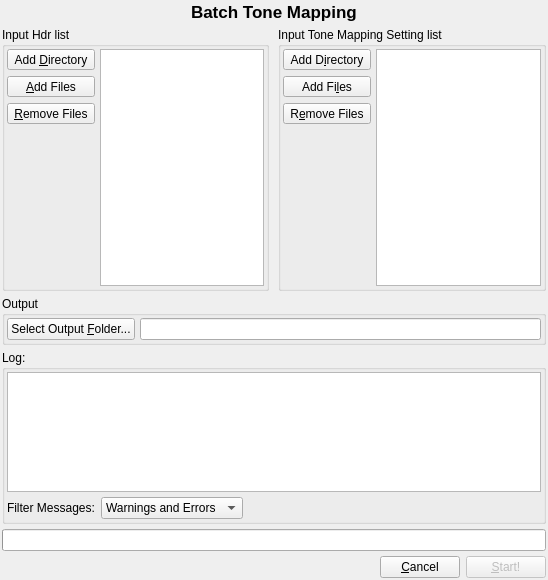
Before: the Qt Designer form forms/batch_dialog.ui in LuminanceHDR/LuminanceHDR, drawn with Qt 5.
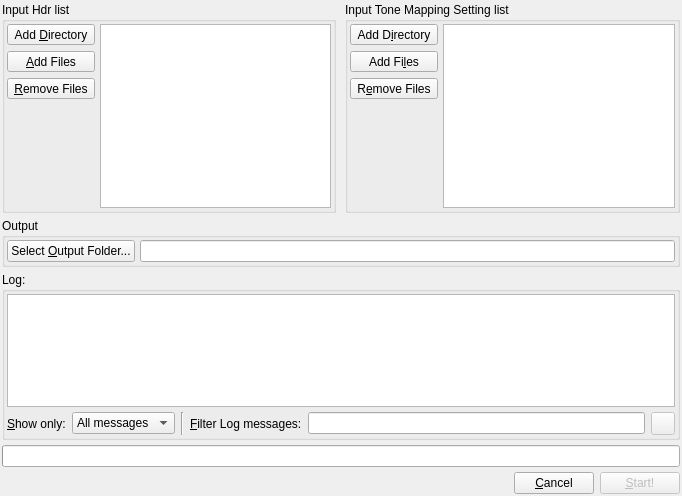
After: the same form once the commit is applied. Icons and pictures are not drawn.

Commit message: completed batch dialog (log and beautification), removed extra title in copy-exif dialog.

The edit to the form file:
```diff
--- a/forms/batch_dialog.ui
+++ b/forms/batch_dialog.ui
@@ -5,8 +5,8 @@
    <rect>
     <x>0</x>
     <y>0</y>
-    <width>548</width>
-    <height>580</height>
+    <width>682</width>
+    <height>496</height>
    </rect>
   </property>
   <property name="windowTitle" >
@@ -22,52 +22,6 @@
    <property name="spacing" >
     <number>5</number>
    </property>
-   <item>
-    <layout class="QHBoxLayout" >
-     <property name="margin" >
-      <number>0</number>
-     </property>
-     <property name="spacing" >
-      <number>6</number>
-     </property>
-     <item>
-      <spacer>
-       <property name="orientation" >
-        <enum>Qt::Horizontal</enum>
-       </property>
-       <property name="sizeHint" >
-        <size>
-         <width>40</width>
-         <height>20</height>
-        </size>
-       </property>
-      </spacer>
-     </item>
-     <item>
-      <widget class="QLabel" name="label_3" >
-       <property name="text" >
-        <string>&lt;html>&lt;head>&lt;meta name="qrichtext" content="1" />&lt;style type="text/css">
-p, li { white-space: pre-wrap; }
-&lt;/style>&lt;/head>&lt;body style=" font-family:'Sans Serif'; font-size:9pt; font-weight:400; font-style:normal; text-decoration:none;">
-&lt;p style=" margin-top:0px; margin-bottom:0px; margin-left:0px; margin-right:0px; -qt-block-indent:0; text-indent:0px;">&lt;span style=" font-size:13pt; font-weight:600;">Batch Tone Mapping&lt;/span>&lt;/p>&lt;/body>&lt;/html></string>
-       </property>
-      </widget>
-     </item>
-     <item>
-      <spacer>
-       <property name="orientation" >
-        <enum>Qt::Horizontal</enum>
-       </property>
-       <property name="sizeHint" >
-        <size>
-         <width>40</width>
-         <height>20</height>
-        </size>
-       </property>
-      </spacer>
-     </item>
-    </layout>
-   </item>
    <item>
     <layout class="QHBoxLayout" >
      <property name="margin" >
@@ -342,7 +296,7 @@
       <item>
        <widget class="QPushButton" name="out_folder_Button" >
         <property name="text" >
-         <string>Select Output &amp;Folder...</string>
+         <string>Select &amp;Output Folder...</string>
         </property>
        </widget>
       </item>
@@ -372,7 +326,7 @@
        <widget class="QListView" name="Log_Widget" >
         <property name="sizePolicy" >
          <sizepolicy>
-          <hsizetype>7</hsizetype>
+          <hsizetype>5</hsizetype>
           <vsizetype>4</vsizetype>
           <horstretch>0</horstretch>
           <verstretch>0</verstretch>
@@ -387,11 +341,14 @@
         <property name="toolTip" >
          <string>Batch operations report.</string>
         </property>
+        <property name="editTriggers" >
+         <set>QAbstractItemView::NoEditTriggers</set>
+        </property>
         <property name="selectionMode" >
-         <enum>QAbstractItemView::NoSelection</enum>
+         <enum>QAbstractItemView::ContiguousSelection</enum>
         </property>
-        <property name="selectionBehavior" >
-         <enum>QAbstractItemView::SelectRows</enum>
+        <property name="resizeMode" >
+         <enum>QListView::Adjust</enum>
         </property>
         <property name="wordWrap" >
          <bool>true</bool>
@@ -407,54 +364,64 @@
          <number>6</number>
         </property>
         <item>
-         <widget class="QLabel" name="label" >
+         <widget class="QLabel" name="filterLabel1" >
           <property name="text" >
-           <string>Filter Messages:</string>
+           <string>&amp;Show only:</string>
           </property>
           <property name="buddy" >
-           <cstring>comboBox</cstring>
+           <cstring>filterComboBox</cstring>
           </property>
          </widget>
         </item>
         <item>
-         <widget class="QComboBox" name="comboBox" >
+         <widget class="QComboBox" name="filterComboBox" >
           <property name="toolTip" >
            <string>Filter messages based on severity.</string>
           </property>
           <item>
            <property name="text" >
-            <string>Warnings and Errors</string>
+            <string>All messages</string>
            </property>
           </item>
           <item>
            <property name="text" >
-            <string>Errors</string>
-           </property>
-          </item>
-          <item>
-           <property name="text" >
-            <string>Warnings</string>
-           </property>
-          </item>
-          <item>
-           <property name="text" >
-            <string>All</string>
+            <string>Errors only</string>
            </property>
           </item>
          </widget>
         </item>
         <item>
-         <spacer>
+         <widget class="Line" name="line" >
           <property name="orientation" >
-           <enum>Qt::Horizontal</enum>
+           <enum>Qt::Vertical</enum>
           </property>
-          <property name="sizeHint" >
-           <size>
-            <width>40</width>
-            <height>20</height>
-           </size>
+         </widget>
+        </item>
+        <item>
+         <widget class="QLabel" name="filterLabel2" >
+          <property name="text" >
+           <string>&amp;Filter Log messages:</string>
           </property>
-         </spacer>
+          <property name="buddy" >
+           <cstring>filterLineEdit</cstring>
+          </property>
+         </widget>
+        </item>
+        <item>
+         <widget class="QLineEdit" name="filterLineEdit" />
+        </item>
+        <item>
+         <widget class="QToolButton" name="clearTextToolButton" >
+          <property name="enabled" >
+           <bool>false</bool>
+          </property>
+          <property name="toolTip" >
+           <string>Clear filter text</string>
+          </property>
+          <property name="icon" >
+           <iconset resource="../icons.qrc" >:/new/prefix1/images/fileclose.png</iconset>
+          </property>
+         </widget>
         </item>
        </layout>
       </item>
```
Left out of the diff: 24 changed lines with no effect on the pictures. The commit also changes 4 other files.
